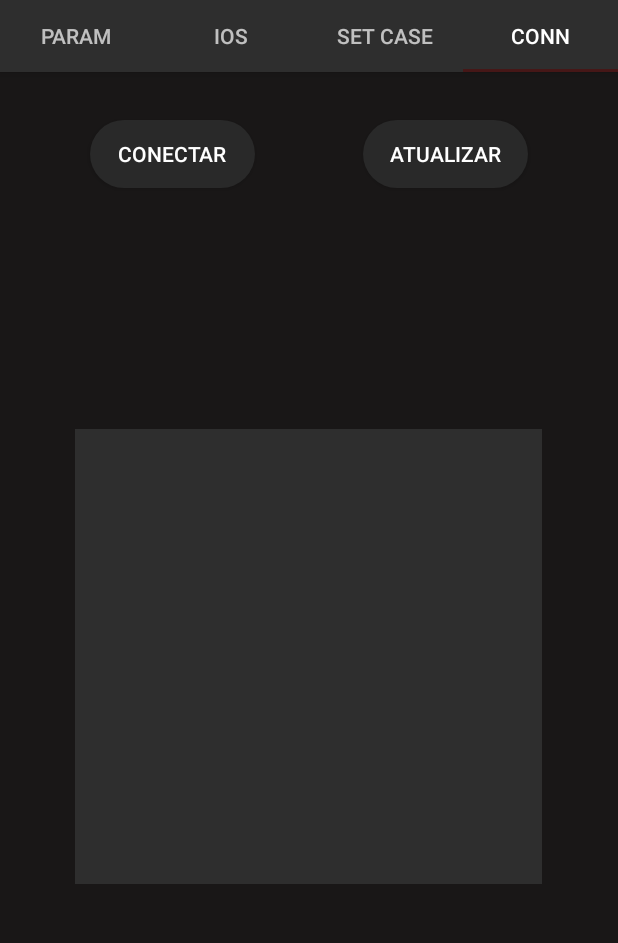
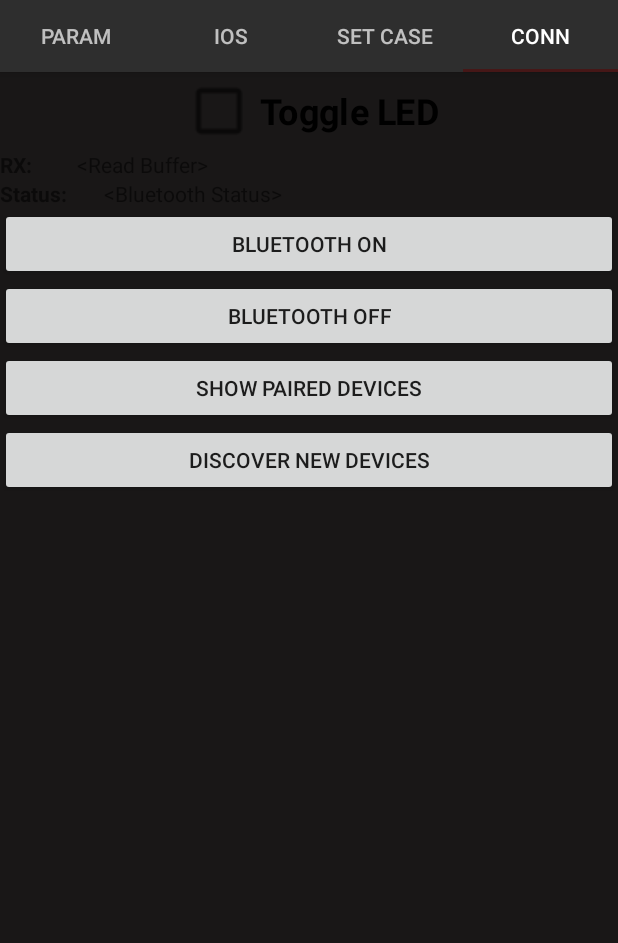
Before and after one commit to gregori/AppSumo, an Android app: the screen it shows after launch (MainActivity), tab 4 chosen, on a phone screen of 412 x 824 dp, the part 89-1032 px from its top. Run offline under Robolectric (Android 15) with nearby library versions, the phone set to English and light mode, and no system bars.

Commit message:
Criado bluetooth

```diff
--- a/app/src/main/java/com/example/sumo/Bluetooth.java
+++ /dev/null
@@ -1,5 +0,0 @@
-package com.example.sumo;
-
-public class Bluetooth {
-
-}
--- a/app/src/main/java/com/example/sumo/Device.java
+++ b/app/src/main/java/com/example/sumo/Device.java
@@ -31,8 +31,8 @@ public class Device extends AppCompatActivity {
         super.onCreate(savedInstanceState);
         setContentView(R.layout.connection_tab);
 
-        btnPaired = findViewById(R.id.btnAtualizar);
-        devicelist = findViewById(R.id.lstIConnections);
+        btnPaired = findViewById(R.id.PairedBtn);
+        devicelist = findViewById(R.id.devicesListView);
 
         myBluetooth = BluetoothAdapter.getDefaultAdapter();
         if ( myBluetooth==null ) {
--- a/app/src/main/res/layout/connection_tab.xml
+++ b/app/src/main/res/layout/connection_tab.xml
@@ -1,60 +1,124 @@
 <?xml version="1.0" encoding="utf-8"?>
-<android.support.constraint.ConstraintLayout
-    xmlns:android="http://schemas.android.com/apk/res/android"
+<RelativeLayout xmlns:android="http://schemas.android.com/apk/res/android"
     xmlns:app="http://schemas.android.com/apk/res-auto"
     xmlns:tools="http://schemas.android.com/tools"
     android:layout_width="match_parent"
     android:layout_height="match_parent">
 
-    <Button
-        android:id="@+id/btnConectar"
-        android:layout_width="110dp"
-        android:layout_height="45dp"
+    <LinearLayout
+        android:layout_width="match_parent"
+        android:layout_height="match_parent"
+        android:orientation="vertical">
 
-        android:layout_marginStart="60dp"
-        android:layout_marginTop="32dp"
-        android:background="@drawable/button_principal"
-        android:shadowColor="#A8A8A8"
-        android:shadowDx="0"
-        android:shadowDy="0"
-        android:shadowRadius="0"
-        android:text="Conectar"
-        android:textColor="#FFFFFF"
-        android:textSize="14sp"
-        app:layout_constraintStart_toStartOf="parent"
-        app:layout_constraintTop_toTopOf="parent" />
+        <CheckBox
+            android:id="@+id/checkboxLED1"
+            android:layout_width="wrap_content"
+            android:layout_height="wrap_content"
+            android:layout_alignStart="@+id/bluetoothStatus"
+            android:layout_alignLeft="@+id/bluetoothStatus"
+            android:layout_gravity="center_horizontal"
+            android:layout_marginTop="10dp"
+            android:checked="false"
+            android:scaleX="1.7"
+            android:scaleY="1.7"
+            android:text="Toggle LED"
+            android:textStyle="bold" />
 
-    <Button
-        android:id="@+id/btnAtualizar"
-        android:layout_width="110dp"
-        android:layout_height="45dp"
+        <LinearLayout
+            android:layout_width="match_parent"
+            android:layout_height="wrap_content"
+            android:layout_marginTop="10dp"
+            android:orientation="horizontal">
 
-        android:layout_marginTop="32dp"
-        android:layout_marginEnd="60dp"
-        android:background="@drawable/button_principal"
-        android:shadowColor="#A8A8A8"
-        android:shadowDx="0"
-        android:shadowDy="0"
-        android:shadowRadius="0"
-        android:text="Atualizar"
-        android:textColor="#FFFFFF"
-        android:textSize="14sp"
-        app:layout_constraintEnd_toEndOf="parent"
-        app:layout_constraintTop_toTopOf="parent" />
+            <TextView
+                android:layout_width="wrap_content"
+                android:layout_height="wrap_content"
+                android:layout_weight="0.1"
+                android:ellipsize="end"
+                android:maxLines="1"
+                android:text="RX:"
+                android:textStyle="bold" />
 
-    <ListView
-        android:id="@+id/lstIConnections"
-        android:layout_width="311dp"
-        android:layout_height="303dp"
-        android:layout_marginStart="32dp"
-        android:layout_marginTop="160dp"
-        android:layout_marginEnd="32dp"
-        android:layout_marginBottom="110dp"
-        android:background="#FF2E2E2E"
-        app:layout_constraintBottom_toBottomOf="parent"
-        app:layout_constraintEnd_toEndOf="parent"
-        app:layout_constraintHorizontal_bias="0.486"
-        app:layout_constraintStart_toStartOf="parent"
-        app:layout_constraintTop_toTopOf="parent"
-        app:layout_constraintVertical_bias="0.542" />
-</android.support.constraint.ConstraintLayout>
+            <TextView
+                android:id="@+id/readBuffer"
+                android:layout_width="wrap_content"
+                android:layout_height="wrap_content"
+                android:layout_centerHorizontal="true"
+                android:layout_weight="0.9"
+                android:ellipsize="end"
+                android:maxLines="1"
+                android:text="&lt;Read Buffer>" />
+        </LinearLayout>
+
+        <LinearLayout
+            android:layout_width="match_parent"
+            android:layout_height="wrap_content"
+            android:orientation="horizontal">
+
+            <TextView
+                android:layout_width="wrap_content"
+                android:layout_height="wrap_content"
+                android:layout_weight="0.1"
+                android:ellipsize="end"
+                android:maxLines="1"
+                android:text="Status:"
+                android:textStyle="bold" />
+
+            <TextView
+                android:id="@+id/bluetoothStatus"
+                android:layout_width="wrap_content"
+                android:layout_height="wrap_content"
+
+                android:layout_alignTop="@+id/checkboxLED1"
+                android:layout_centerHorizontal="true"
+                android:layout_weight="0.9"
+                android:ellipsize="end"
+                android:maxLines="1"
+                android:text="&lt;Bluetooth Status>" />
+        </LinearLayout>
+
+        <Button
+            android:id="@+id/scan"
+            android:layout_width="match_parent"
+            android:layout_height="wrap_content"
+            android:layout_centerVertical="true"
+            android:layout_toStartOf="@+id/off"
+            android:text="Bluetooth ON" />
+
+        <Button
+            android:id="@+id/off"
+            android:layout_width="match_parent"
+            android:layout_height="wrap_content"
+            android:layout_alignBottom="@+id/scan"
+            android:layout_toEndOf="@+id/PairedBtn"
+            android:layout_toRightOf="@+id/PairedBtn"
+            android:text="Bluetooth OFF" />
+
+        <Button
+            android:id="@+id/PairedBtn"
+            android:layout_width="match_parent"
+            android:layout_height="wrap_content"
+            android:layout_below="@+id/scan"
+            android:layout_toStartOf="@+id/discover"
+            android:text="Show paired Devices" />
+
+        <Button
+            android:id="@+id/discover"
+            android:layout_width="match_parent"
+            android:layout_height="wrap_content"
+            android:layout_below="@+id/off"
+            android:layout_toEndOf="@+id/checkboxLED1"
+            android:layout_toRightOf="@+id/checkboxLED1"
+            android:text="Discover New Devices" />
+
+        <ListView
+            android:id="@+id/devicesListView"
+            android:layout_width="wrap_content"
+            android:layout_height="wrap_content"
+            android:layout_below="@+id/PairedBtn"
+            android:layout_alignEnd="@+id/off"
+            android:layout_alignRight="@+id/off"
+            android:choiceMode="singleChoice" />
+
+    </LinearLayout>
+</RelativeLayout>
```
Also changed, not shown: app/src/main/java/com/example/sumo/ConnectionTab.java (+353 -0 lines).
